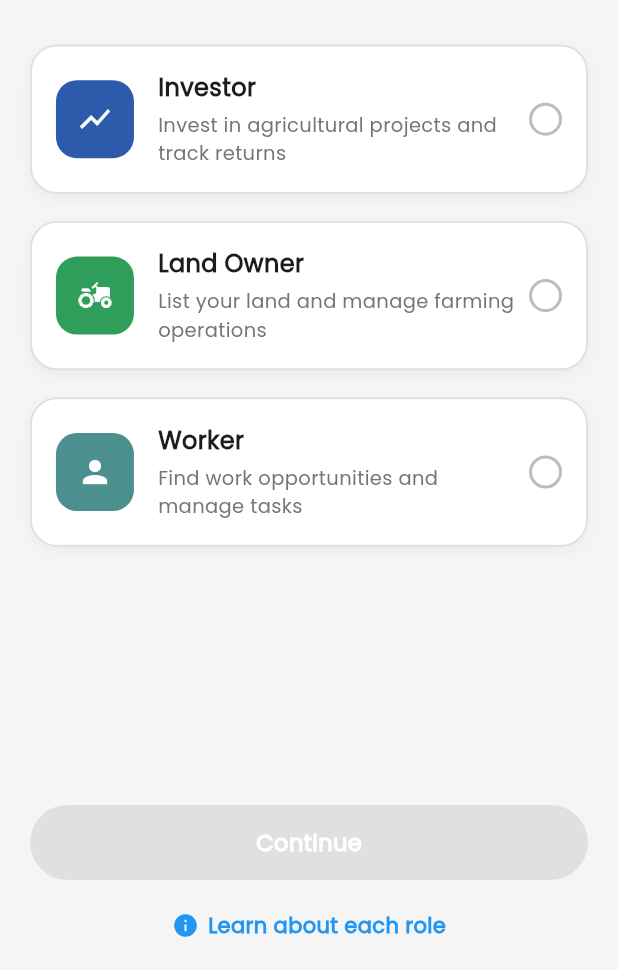
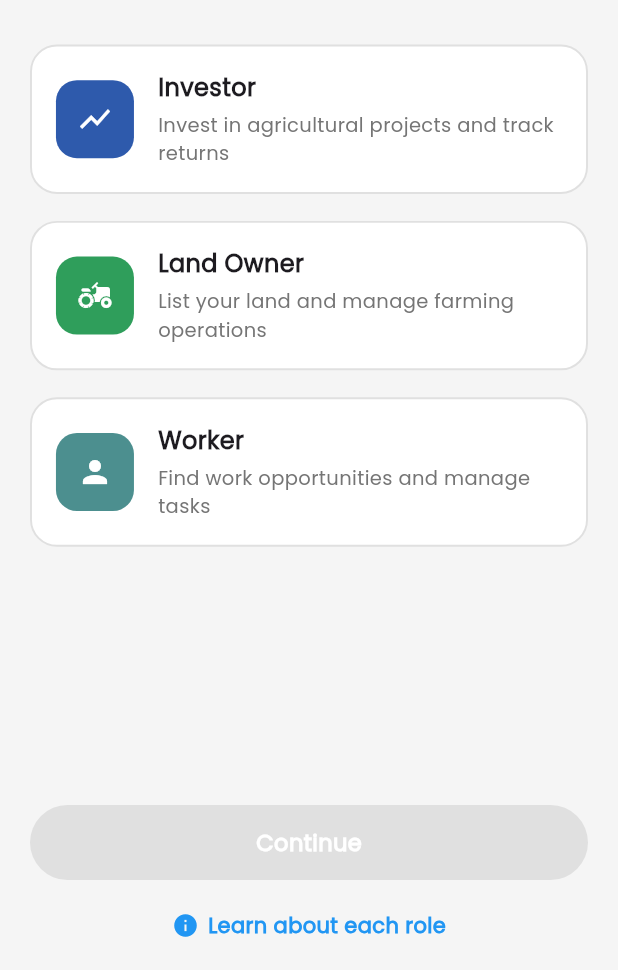
Before and after one commit to Skr7867/digifarmer, a Flutter app: the ChooseRoleScreen screen opened by its route, on a phone screen of 412 x 824 dp, the part 266-1236 px from its top. Run offline on Flutter 3.47's test engine with Material 3 defaults, Android fonts, the phone set to English and light mode, and no system bars; our stand-ins replace another_flushbar, bloc, dio, equatable, fl_chart, flutter_bloc and 4 more; accounts and stored records are empty.

Commit message:
integrate api for choose role

```diff
--- /dev/null
+++ b/lib/blocs/chooseRole/choose_role_event.dart
@@ -0,0 +1,28 @@
+part of 'choose_role_bloc.dart';
+
+abstract class ChooseRoleEvent extends Equatable {
+  const ChooseRoleEvent();
+
+  @override
+  List<Object> get props => [];
+}
+
+class SetRole extends ChooseRoleEvent {
+  final String role;
+
+  const SetRole(this.role);
+
+  @override
+  List<Object> get props => [role];
+}
+
+class SetUniqueKey extends ChooseRoleEvent {
+  final String uniqueKey;
+
+  const SetUniqueKey(this.uniqueKey);
+
+  @override
+  List<Object> get props => [uniqueKey];
+}
+
+class SubmitRole extends ChooseRoleEvent {}
--- /dev/null
+++ b/lib/blocs/chooseRole/choose_role_state.dart
@@ -0,0 +1,32 @@
+part of 'choose_role_bloc.dart';
+
+class ChooseRoleState extends Equatable {
+  const ChooseRoleState({
+    this.uniqueKey = '',
+    this.role = '',
+    this.message = '',
+    this.postApiStatus = PostApiStatus.initial,
+  });
+
+  final String uniqueKey;
+  final String role;
+  final String message;
+  final PostApiStatus postApiStatus;
+
+  ChooseRoleState copyWith({
+    String? uniqueKey,
+    String? role,
+    String? message,
+    PostApiStatus? postApiStatus,
+  }) {
+    return ChooseRoleState(
+      uniqueKey: uniqueKey ?? this.uniqueKey,
+      role: role ?? this.role,
+      message: message ?? this.message,
+      postApiStatus: postApiStatus ?? this.postApiStatus,
+    );
+  }
+
+  @override
+  List<Object> get props => [uniqueKey, role, message, postApiStatus];
+}
--- a/lib/blocs/register/user_register_bloc.dart
+++ b/lib/blocs/register/user_register_bloc.dart
@@ -43,7 +43,7 @@ class UserRegisterBloc extends Bloc<UserRegisterEvent, UserRegisterState> {
             message: value.message,
             uniqueKey: value.uniqueKey,
             otp: value.otp,
-            postApiStatus: PostApiStatus.sucess,
+            postApiStatus: PostApiStatus.success,
           ),
         );
       } else {
--- a/lib/blocs/verifyOtp/verify_otp_bloc.dart
+++ b/lib/blocs/verifyOtp/verify_otp_bloc.dart
@@ -12,7 +12,7 @@ class VerifyOtpBloc extends Bloc<VerifyOtpEvent, VerifyOtpState> {
 
   VerifyOtpBloc(this.sendOtpResponseRepository)
     : super(const VerifyOtpState()) {
-    on<SetUniqueKey>(_setUniqueKey); // 👈 ADD THIS
+    on<SetUniqueKey>(_setUniqueKey);
 
     on<OtpChanged>(_onOtpChanged);
     on<VerifyOtp>(_verifyOtp);
@@ -41,7 +41,7 @@ class VerifyOtpBloc extends Bloc<VerifyOtpEvent, VerifyOtpState> {
         emit(
           state.copyWith(
             message: value.message,
-            postApiStatus: PostApiStatus.sucess,
+            postApiStatus: PostApiStatus.success,
           ),
         );
       } else {
--- a/lib/config/routes/routes.dart
+++ b/lib/config/routes/routes.dart
@@ -19,7 +19,10 @@ class Routes {
           ),
         );
       case RoutesName.chooseRoleScreen:
-        return MaterialPageRoute(builder: (context) => ChooseRoleScreen());
+        final args = settings.arguments as Map<String, dynamic>?;
+        return MaterialPageRoute(
+          builder: (_) => ChooseRoleScreen(uniqueKey: args?['uniqueKey'] ?? ''),
+        );
       case RoutesName.personalInfoScreen:
         return MaterialPageRoute(builder: (context) => PersonalInfoScreen());
       case RoutesName.homeScreen:
--- a/lib/main.dart
+++ b/lib/main.dart
@@ -1,4 +1,6 @@
 import 'package:digifarmer/config/routes/routes_name.dart';
+import 'package:digifarmer/repository/chooseRole/choose_role_http_repository.dart';
+import 'package:digifarmer/repository/chooseRole/choose_role_repository.dart';
 import 'package:digifarmer/repository/register/user_register_http_api_repository.dart';
 import 'package:digifarmer/repository/register/user_register_repository.dart';
 import 'package:digifarmer/repository/verifyOtp/verify_otp_http_repository.dart';
@@ -33,4 +35,7 @@ void serviceLocator() {
   getIt.registerLazySingleton<VerifyOtpRepository>(
     () => VerifyOtpHttpRepository(),
   );
+  getIt.registerLazySingleton<ChooseRoleRepository>(
+    () => ChooseRoleHttpRepository(),
+  );
 }
--- a/lib/repository/chooseRole/choose_role_repository.dart
+++ b/lib/repository/chooseRole/choose_role_repository.dart
@@ -1,5 +1,5 @@
 import 'package:digifarmer/model/chooseRole/choose_role_model.dart';
 
 abstract class ChooseRoleRepository {
-  Future<ChooseRoleModel> userRegisterApi(dynamic data);
+  Future<ChooseRoleModel> chooseRoleApi(dynamic data);
 }
--- a/lib/utils/enums.dart
+++ b/lib/utils/enums.dart
@@ -1 +1 @@
-enum PostApiStatus { initial, loading, sucess, error }
+enum PostApiStatus { initial, loading, success, error }
--- a/lib/view/register/user_register_screen.dart
+++ b/lib/view/register/user_register_screen.dart
@@ -41,7 +41,7 @@ class _UserRegisterScreenState extends State<UserRegisterScreen> {
                 FlushBarHelper.flushBarErrorMessage(state.message, context);
               }
 
-              if (state.postApiStatus == PostApiStatus.sucess) {
+              if (state.postApiStatus == PostApiStatus.success) {
                 FlushBarHelper.flushBarSuccessMessage(state.message, context);
 
                 // ✅ state object directly use karo jo listener ko mila hai
--- a/lib/view/userRole/choose_role_screen.dart
+++ b/lib/view/userRole/choose_role_screen.dart
@@ -1,18 +1,29 @@
+import 'dart:developer';
+
+import 'package:digifarmer/blocs/chooseRole/choose_role_bloc.dart';
 import 'package:digifarmer/config/routes/routes_name.dart';
 import 'package:digifarmer/res/assets/image_assets.dart';
 import 'package:digifarmer/res/customeWidgets/round_button.dart';
+import 'package:digifarmer/utils/enums.dart';
+import 'package:digifarmer/utils/flush_bar_helper.dart';
 import 'package:flutter/material.dart';
+import 'package:flutter_bloc/flutter_bloc.dart';
 
+import '../../main.dart';
+import '../../repository/chooseRole/choose_role_repository.dart';
 import '../../res/fonts/app_fonts.dart';
 
 class ChooseRoleScreen extends StatefulWidget {
-  const ChooseRoleScreen({super.key});
+  final String uniqueKey;
+  const ChooseRoleScreen({super.key, required this.uniqueKey});
 
   @override
   State<ChooseRoleScreen> createState() => _ChooseRoleScreenState();
 }
 
 class _ChooseRoleScreenState extends State<ChooseRoleScreen> {
+  late final ChooseRoleBloc _chooseRoleBloc;
+
   int selectedIndex = -1;
 
   final List<RoleModel> roles = [
@@ -21,38 +32,69 @@ class _ChooseRoleScreenState extends State<ChooseRoleScreen> {
       subtitle: "Invest in agricultural projects and track returns",
       icon: Icons.show_chart,
       color: Color(0xff2E5AAC),
+      backendValue: "INVESTOR",
     ),
     RoleModel(
       title: "Land Owner",
       subtitle: "List your land and manage farming operations",
       icon: Icons.agriculture,
       color: Color(0xff2F9E5B),
+      backendValue: "LAND_OWNER",
     ),
     RoleModel(
       title: "Worker",
       subtitle: "Find work opportunities and manage tasks",
       icon: Icons.person,
       color: Color(0xff4C8F8F),
+      backendValue: "WORKER",
     ),
   ];
 
   @override
+  void initState() {
+    super.initState();
+    _chooseRoleBloc = ChooseRoleBloc(getIt<ChooseRoleRepository>());
+    _chooseRoleBloc.add(SetUniqueKey(widget.uniqueKey));
+    log("DEBUG uniqueKey in ChooseRole: ${widget.uniqueKey}");
+  }
+
+  @override
+  void dispose() {
+    _chooseRoleBloc.close();
+    super.dispose();
+  }
+
+  @override
   Widget build(BuildContext context) {
-    return Scaffold(
+    return BlocProvider.value(
+      value: _chooseRoleBloc,
+      child: Scaffold(
         backgroundColor: Colors.grey.shade100,
         body: SafeArea(
+          child: BlocListener<ChooseRoleBloc, ChooseRoleState>(
+            listenWhen: (current, previous) =>
+                current.postApiStatus != previous.postApiStatus,
+            listener: (context, state) {
+              if (state.postApiStatus == PostApiStatus.error) {
+                FlushBarHelper.flushBarErrorMessage(state.message, context);
+              }
+
+              if (state.postApiStatus == PostApiStatus.success) {
+                FlushBarHelper.flushBarSuccessMessage(state.message, context);
+
+                Navigator.pushNamed(context, RoutesName.personalInfoScreen);
+              }
+            },
             child: Padding(
               padding: const EdgeInsets.symmetric(horizontal: 20),
               child: Column(
                 children: [
                   const SizedBox(height: 20),
 
-              /// Logo
                   Image.asset(ImageAssets.splashLogo, height: 80, width: 80),
 
                   const SizedBox(height: 20),
 
-              /// Title
                   const Text(
                     "Choose Your Role",
                     style: TextStyle(
@@ -75,7 +117,6 @@ class _ChooseRoleScreenState extends State<ChooseRoleScreen> {
 
                   const SizedBox(height: 30),
 
-              /// Role List
                   Expanded(
                     child: ListView.builder(
                       itemCount: roles.length,
@@ -85,19 +126,27 @@ class _ChooseRoleScreenState extends State<ChooseRoleScreen> {
                     ),
                   ),
 
-              RoundButton(
+                  BlocBuilder<ChooseRoleBloc, ChooseRoleState>(
+                    builder: (context, state) {
+                      return RoundButton(
                         width: double.infinity,
                         buttonColor: selectedIndex == -1
                             ? Colors.grey.shade300
                             : Colors.blue,
-                title: 'Continue',
-                onPress: () {
-                  Navigator.pushNamed(context, RoutesName.personalInfoScreen);
+                        title: state.postApiStatus == PostApiStatus.loading
+                            ? "Please wait..."
+                            : "Continue",
+                        onPress: selectedIndex == -1
+                            ? null
+                            : () {
+                                _chooseRoleBloc.add(SubmitRole());
+                              },
+                      );
                     },
                   ),
-              SizedBox(height: 20),
 
-              /// Bottom Help
+                  const SizedBox(height: 20),
+
                   Row(
                     mainAxisAlignment: MainAxisAlignment.center,
                     children: const [
@@ -119,10 +168,11 @@ class _ChooseRoleScreenState extends State<ChooseRoleScreen> {
               ),
             ),
           ),
+        ),
+      ),
     );
   }
 
-  /// ✅ Clickable Role Card
   Widget roleCard(int index) {
     final role = roles[index];
     final isSelected = selectedIndex == index;
@@ -132,6 +182,8 @@ class _ChooseRoleScreenState extends State<ChooseRoleScreen> {
         setState(() {
           selectedIndex = index;
         });
+
+        _chooseRoleBloc.add(SetRole(role.backendValue));
       },
       child: Container(
         margin: const EdgeInsets.only(bottom: 18),
@@ -143,17 +195,9 @@ class _ChooseRoleScreenState extends State<ChooseRoleScreen> {
             color: isSelected ? Colors.blue : Colors.grey.shade300,
             width: 1.3,
           ),
-          boxShadow: [
-            BoxShadow(
-              color: Colors.black.withOpacity(0.04),
-              blurRadius: 8,
-              offset: const Offset(0, 3),
-            ),
-          ],
         ),
         child: Row(
           children: [
-            /// Icon Box
             Container(
               height: 52,
               width: 52,
@@ -163,10 +207,7 @@ class _ChooseRoleScreenState extends State<ChooseRoleScreen> {
               ),
               child: Icon(role.icon, color: Colors.white),
             ),
-
             const SizedBox(width: 16),
-
-            /// Text
             Expanded(
               child: Column(
                 crossAxisAlignment: CrossAxisAlignment.start,
@@ -191,27 +232,6 @@ class _ChooseRoleScreenState extends State<ChooseRoleScreen> {
                 ],
               ),
             ),
-
-            /// Radio Indicator
-            Container(
-              height: 22,
-              width: 22,
-              decoration: BoxDecoration(
-                shape: BoxShape.circle,
-                border: Border.all(
-                  color: isSelected ? Colors.blue : Colors.grey.shade400,
-                  width: 2,
-                ),
-              ),
-              child: isSelected
-                  ? const Center(
-                      child: CircleAvatar(
-                        radius: 5,
-                        backgroundColor: Colors.blue,
-                      ),
-                    )
-                  : null,
-            ),
           ],
         ),
       ),
@@ -219,17 +239,18 @@ class _ChooseRoleScreenState extends State<ChooseRoleScreen> {
   }
 }
 
-/// ✅ Role Model
 class RoleModel {
   final String title;
   final String subtitle;
   final IconData icon;
   final Color color;
+  final String backendValue;
 
   RoleModel({
     required this.title,
     required this.subtitle,
     required this.icon,
     required this.color,
+    required this.backendValue,
   });
 }
--- a/lib/view/view.dart
+++ b/lib/view/view.dart
@@ -1,11 +1,11 @@
 export 'botttomNavBar/bottom_navigation_bar.dart';
 export 'home/home_screen.dart';
-export 'register/user_register_screen.dart';
 export 'newInvesment/new_investment_screen.dart';
-export 'verifyOtp/otp_verify_screen.dart';
 export 'payment/payment_screen.dart';
 export 'personalinfo/personal_info_screen.dart';
 export 'portfolio/portfolio_screen.dart';
 export 'proceedpayment/proceed_to_payment_screen.dart';
+export 'register/user_register_screen.dart';
 export 'splash/splash_screen.dart';
 export 'userrole/choose_role_screen.dart';
+export 'verifyOtp/otp_verify_screen.dart';
```
Also changed, not shown: lib/blocs/chooseRole/choose_role_bloc.dart (added, +64 -0 lines), lib/repository/chooseRole/choose_role_http_repository.dart (+14 -0 lines), lib/repository/chooseRole/choose_role_mock_repository.dart (+15 -0 lines), lib/view/verifyOtp/otp_verify_screen.dart (+49 -18 lines). Lines whose indentation alone changed are shown as unchanged.
